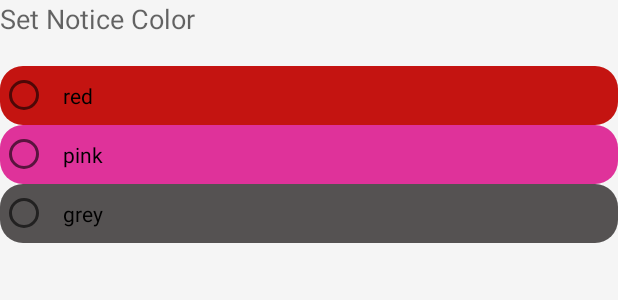
After one commit to tony-mak/Eng-Chi-Dictionary, an Android app: the layout fragment_settings.xml on its own in the app's theme, with its tools: preview values and no code run, on a phone screen of 412 x 824 dp. The commit adds this screen. Shown: the top 300 px of the screen. Run offline under Robolectric (Android 15) with nearby library versions, the phone set to English and light mode, and no system bars.

Commit message:
add toast background color settings

```diff
--- /dev/null
+++ b/app/src/main/res/drawable/grey_custom_toast.xml
@@ -0,0 +1,14 @@
+<?xml version="1.0" encoding="UTF-8"?>
+<shape xmlns:android="http://schemas.android.com/apk/res/android"
+    android:shape="rectangle">
+
+    <solid android:color="@color/grey_custom_toast" />
+
+    <corners
+        android:radius="15dp"/>
+    <padding
+        android:bottom="10dp"
+        android:left="10dp"
+        android:right="10dp"
+        android:top="10dp" />
+</shape>
--- /dev/null
+++ b/app/src/main/res/drawable/pink_custom_toast.xml
@@ -0,0 +1,14 @@
+<?xml version="1.0" encoding="UTF-8"?>
+<shape xmlns:android="http://schemas.android.com/apk/res/android"
+    android:shape="rectangle">
+
+    <solid android:color="@color/pink_custom_toast" />
+
+    <corners
+        android:radius="15dp"/>
+    <padding
+        android:bottom="10dp"
+        android:left="10dp"
+        android:right="10dp"
+        android:top="10dp" />
+</shape>
--- /dev/null
+++ b/app/src/main/res/drawable/red_custom_toast.xml
@@ -0,0 +1,14 @@
+<?xml version="1.0" encoding="UTF-8"?>
+<shape xmlns:android="http://schemas.android.com/apk/res/android"
+    android:shape="rectangle">
+
+    <solid android:color="@color/red_custom_toast" />
+
+    <corners
+        android:radius="15dp"/>
+    <padding
+        android:bottom="10dp"
+        android:left="10dp"
+        android:right="10dp"
+        android:top="10dp" />
+</shape>
--- /dev/null
+++ b/app/src/main/res/layout/fragment_settings.xml
@@ -0,0 +1,67 @@
+<RelativeLayout xmlns:android="http://schemas.android.com/apk/res/android"
+    xmlns:tools="http://schemas.android.com/tools"
+    android:layout_width="match_parent"
+    android:layout_height="match_parent"
+    android:layout_gravity="center_horizontal"
+    android:background="@color/material_grey_100"
+    tools:context="com.madeinhk.app.SettingsFragment">
+
+    <RadioGroup
+        android:id="@+id/colors"
+        android:layout_width="match_parent"
+        android:layout_height="wrap_content"
+        android:layout_gravity="left|top"
+        android:orientation="vertical">
+
+        <TextView
+            android:id="@+id/textView"
+            android:layout_width="wrap_content"
+            android:layout_height="wrap_content"
+            android:layout_alignParentTop="true"
+            android:layout_toEndOf="@+id/colors"
+            android:layout_toRightOf="@+id/colors"
+            android:text="@string/notice_color"
+            android:textAppearance="?android:attr/textAppearanceMedium" />
+
+        <TextView
+            android:layout_width="wrap_content"
+            android:layout_height="wrap_content"
+            android:textAppearance="?android:attr/textAppearanceSmall"
+            android:id="@+id/textView2"
+            android:layout_gravity="center_horizontal" />
+
+        <RadioButton
+            android:id="@+id/red"
+            android:layout_width="match_parent"
+            android:layout_height="wrap_content"
+            android:layout_alignParentLeft="true"
+            android:layout_alignParentStart="true"
+            android:layout_below="@+id/colors"
+            android:text="@string/red"
+            android:background="@drawable/red_custom_toast" />
+
+        <RadioButton
+            android:id="@+id/pink"
+            android:layout_width="match_parent"
+            android:layout_height="wrap_content"
+            android:text="@string/pink"
+            android:layout_below="@+id/colors"
+            android:layout_alignParentLeft="true"
+            android:layout_alignParentStart="true"
+            android:background="@drawable/pink_custom_toast" />
+
+        <RadioButton
+            android:id="@+id/grey"
+            android:layout_width="match_parent"
+            android:layout_height="0dp"
+            android:layout_alignLeft="@+id/red"
+            android:layout_alignStart="@+id/red"
+            android:layout_below="@+id/red"
+            android:text="@string/grey"
+            android:layout_weight="1"
+            android:background="@drawable/grey_custom_toast" />
+
+    </RadioGroup>
+
+
+</RelativeLayout>
--- a/app/src/main/res/menu/drawer_view.xml
+++ b/app/src/main/res/menu/drawer_view.xml
@@ -26,9 +26,14 @@
             android:icon="@drawable/ic_star_grey600_24dp"
             android:title="@string/favourites"/>
         <item
+            android:id="@+id/nav_settings"
+            android:icon="@android:drawable/ic_menu_manage"
+            android:title="@string/action_settings"/>
+        <item
             android:id="@+id/nav_about"
             android:icon="@drawable/ic_information_grey600_24dp"
             android:title="@string/about"/>
+
     </group>
 
 </menu>
--- a/app/src/main/res/values/colors.xml
+++ b/app/src/main/res/values/colors.xml
@@ -156,4 +156,9 @@
     <color name="colorAccent">#448AFF</color>
     <color name="activated_color">#E8E8E8</color>
 
+    <color name="red_custom_toast">#ffc41411</color>
+    <color name="grey_custom_toast">#eb484545</color>
+    <color name="pink_custom_toast">#e1dc188e</color>
+
+
 </resources>
--- a/app/src/main/res/values/strings.xml
+++ b/app/src/main/res/values/strings.xml
@@ -28,4 +28,8 @@
     <string name="rare_word">This word is not common.</string>
     <string name="very_rare_word">A rare word.</string>
     <string name="word_frequency">Word frequency:</string>
+    <string name="notice_color">Set Notice Color</string>
+    <string name="grey">grey</string>
+    <string name="red">red</string>
+    <string name="pink">pink</string>
 </resources>
```
Also changed, not shown: app/src/main/java/com/madeinhk/app/SettingsFragment.java (added, +74 -0 lines), app/src/main/java/com/madeinhk/english_chinesedictionary/DictionaryActivity.java (+9 -1 lines), app/src/main/java/com/madeinhk/english_chinesedictionary/service/DictionaryHeadService.java (+20 -2 lines), app/src/main/res/drawable/custom_toast.xml (deleted, +0 -12 lines), 4 other files.
